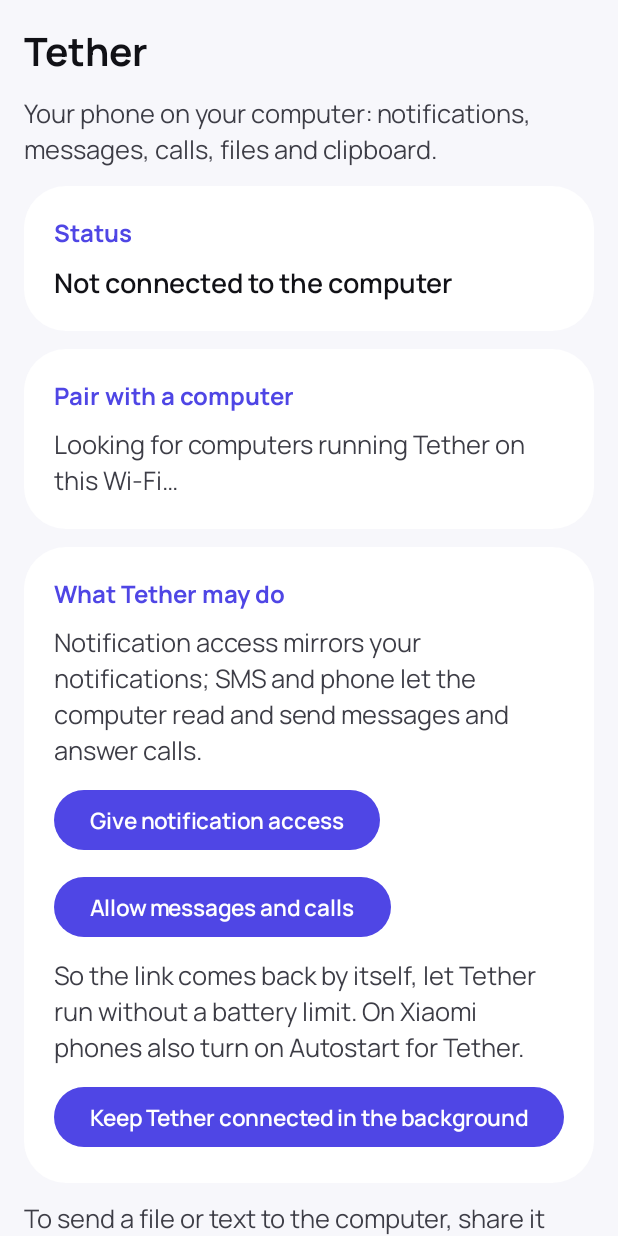
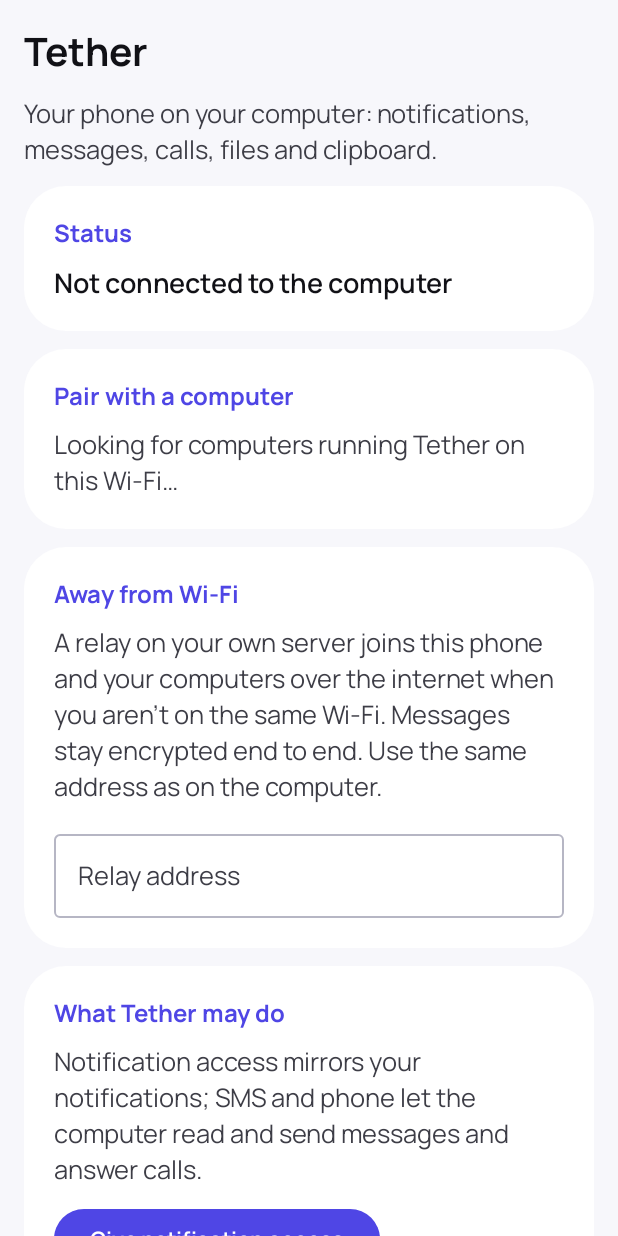
Before and after one commit to Quezka/tether, an Android app built with Jetpack Compose: the screen it shows after launch (MainActivity), on a phone screen of 412 x 824 dp. Run offline under Robolectric (Android 15) with nearby library versions, the phone set to English and light mode, and no system bars.

Commit message:
Release 0.3.0: several computers, relay for away from Wi-Fi, tray, phone self-updates
Co-Authored-By: Claude Opus 5.5 <noreply@anthropic.com>

```diff
--- a/app/build.gradle.kts
+++ b/app/build.gradle.kts
@@ -19,8 +19,8 @@ android {
         applicationId = "io.github.quezka.tether"
         minSdk = 28
         targetSdk = 35
-        versionCode = 200
-        versionName = "0.2.0"
+        versionCode = 300
+        versionName = "0.3.0"
     }
     signingConfigs {
         create("release") {
--- a/app/src/main/java/io/github/quezka/tether/MainActivity.kt
+++ b/app/src/main/java/io/github/quezka/tether/MainActivity.kt
@@ -94,6 +94,15 @@ class MainActivity : ComponentActivity() {
                     }
                 }
             }
+            Panel(stringResource(R.string.relay_title)) {
+                var relay by remember { mutableStateOf(store.relay.orEmpty()) }
+                Text(stringResource(R.string.relay_hint), color = MaterialTheme.colorScheme.onSurfaceVariant)
+                OutlinedTextField(relay, { relay = it }, Modifier.fillMaxWidth(), singleLine = true,
+                    label = { Text(stringResource(R.string.relay_address)) })
+                if (relay.trim() != store.relay.orEmpty()) Button(onClick = { store.relay = relay; LinkService.version.intValue++ }) {
+                    Text(stringResource(R.string.save))
+                }
+            }
             Panel(stringResource(R.string.permissions)) {
                 Text(stringResource(R.string.permissions_hint), color = MaterialTheme.colorScheme.onSurfaceVariant)
                 Button(onClick = { startActivity(Intent(Settings.ACTION_NOTIFICATION_LISTENER_SETTINGS)) }) {
--- a/app/src/main/java/io/github/quezka/tether/Store.kt
+++ b/app/src/main/java/io/github/quezka/tether/Store.kt
@@ -46,4 +46,9 @@ class Store(context: Context) {
     @Synchronized fun forget(id: String) = save(pairings().filter { it.id != id })
 
     val paired get() = pairings().isNotEmpty()
+
+    /** relay "host[:port]" for away from wi-fi; null = off */
+    var relay: String?
+        get() = prefs.getString("relay", null)?.takeIf { it.isNotBlank() }
+        set(v) = prefs.edit().putString("relay", v?.trim().orEmpty()).apply()
 }
--- a/app/src/main/res/values/strings.xml
+++ b/app/src/main/res/values/strings.xml
@@ -35,4 +35,9 @@
     <string name="update_install">Download and install</string>
     <string name="update_downloading">Downloading… %1$d%%</string>
     <string name="update_failed">Download failed. Try again later.</string>
+    <string name="connected_relay">Connected to %1$s (over the internet)</string>
+    <string name="relay_title">Away from Wi-Fi</string>
+    <string name="relay_hint">A relay on your own server joins this phone and your computers over the internet when you aren\'t on the same Wi-Fi. Messages stay encrypted end to end. Use the same address as on the computer.</string>
+    <string name="relay_address">Relay address</string>
+    <string name="save">Save</string>
 </resources>
```
Also changed, not shown: app/src/main/java/io/github/quezka/tether/Link.kt (+12 -2 lines), app/src/main/java/io/github/quezka/tether/LinkService.kt (+12 -4 lines), app/src/main/java/io/github/quezka/tether/Protocol.kt (+16 -0 lines), 9 other files.
